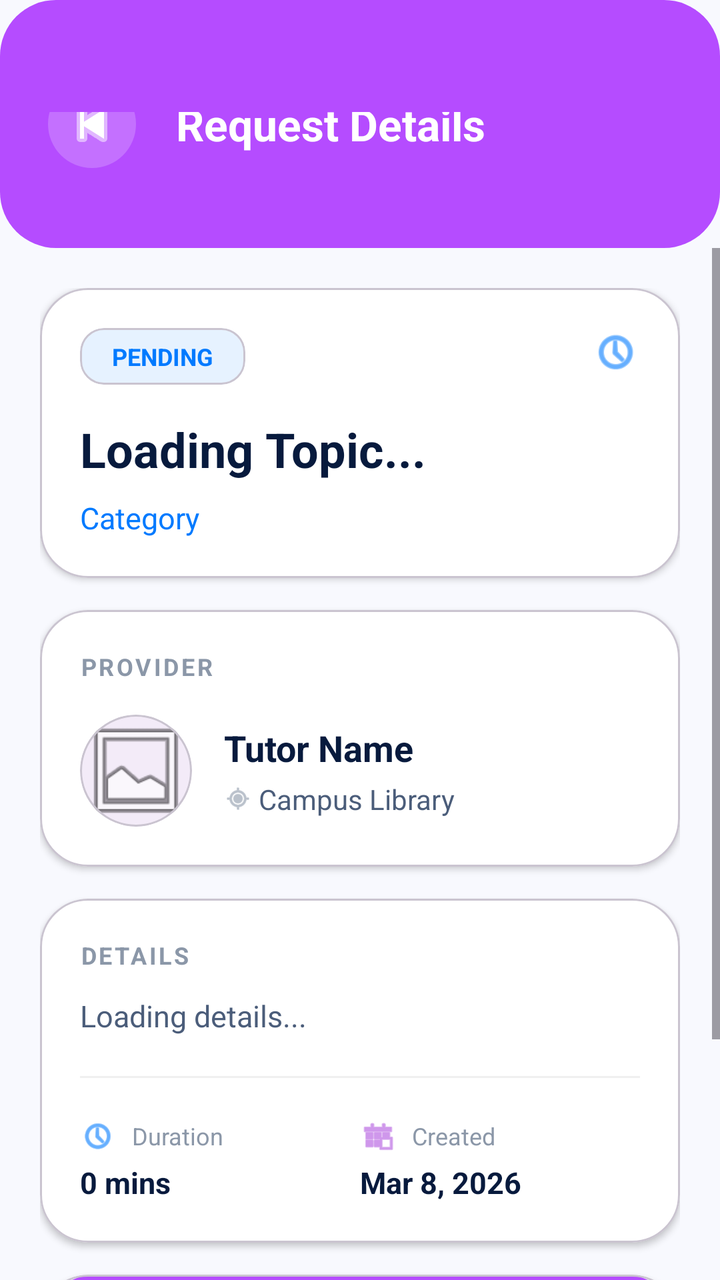
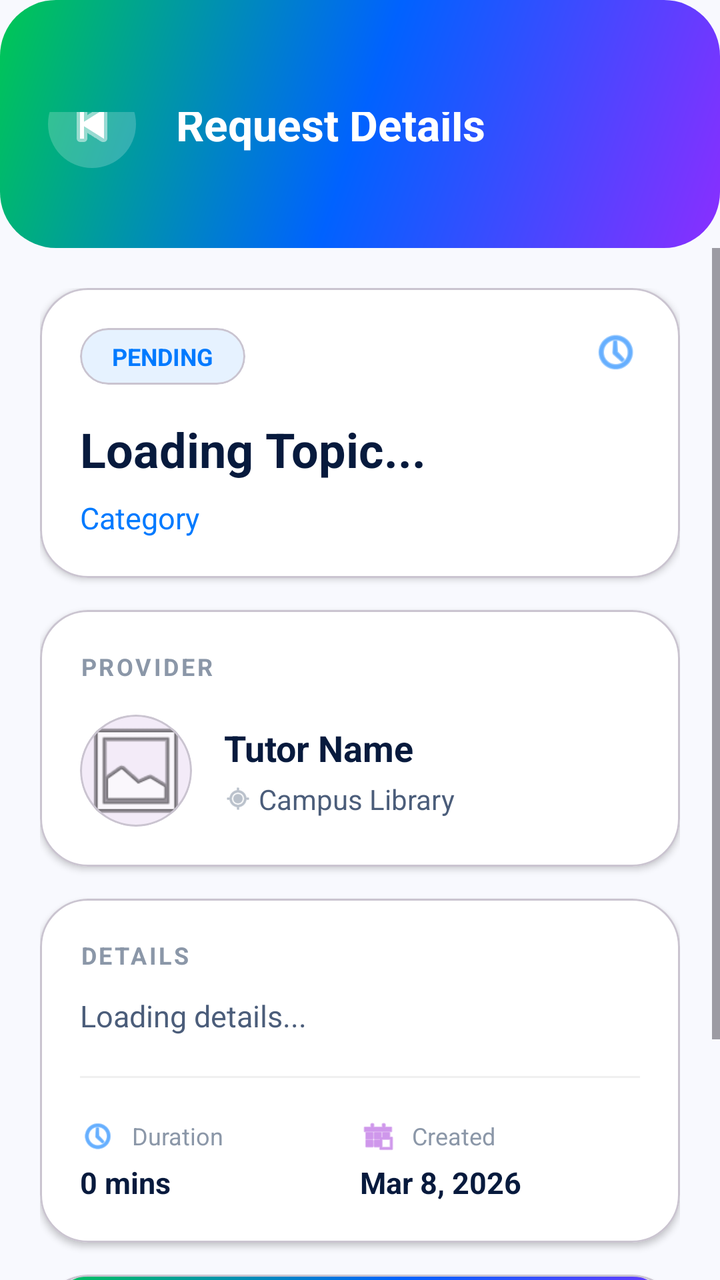

Two renders of the same Android screen: before a commit and after it. Below are the layout's source before the change and the commit's diff.
<!-- AndroidManifest.xml: application theme Theme.PeerTutoringApollo -->
<!-- res/layout/activity_request_detail.xml -->
<?xml version="1.0" encoding="utf-8"?>
<LinearLayout xmlns:android="http://schemas.android.com/apk/res/android"
    xmlns:app="http://schemas.android.com/apk/res-auto"
    android:layout_width="match_parent"
    android:layout_height="match_parent"
    android:orientation="vertical"
    android:background="#F8F9FE">

    <RelativeLayout
        android:layout_width="match_parent"
        android:layout_height="wrap_content"
        android:background="@drawable/bg_button_gradient"
        android:paddingTop="56dp"
        android:paddingBottom="24dp"
        android:paddingHorizontal="24dp">

        <ImageButton
            android:id="@+id/btnBack"
            android:layout_width="44dp"
            android:layout_height="44dp"
            android:background="@drawable/bg_circle_gradient"
            android:backgroundTint="#33FFFFFF"
            android:src="@android:drawable/ic_media_previous"
            app:tint="#FFFFFF"
            android:layout_centerVertical="true" />

        <TextView
            android:layout_width="wrap_content"
            android:layout_height="wrap_content"
            android:text="Request Details"
            android:textColor="#FFFFFF"
            android:textSize="22sp"
            android:textStyle="bold"
            android:layout_centerVertical="true"
            android:layout_marginStart="64dp" />
    </RelativeLayout>

    <ScrollView
        android:layout_width="match_parent"
        android:layout_height="0dp"
        android:layout_weight="1"
        android:fillViewport="true">

        <LinearLayout
            android:layout_width="match_parent"
            android:layout_height="wrap_content"
            android:orientation="vertical"
            android:padding="20dp">

            <com.google.android.material.card.MaterialCardView
                android:layout_width="match_parent"
                android:layout_height="wrap_content"
                android:layout_marginBottom="16dp"
                app:cardCornerRadius="24dp"
                app:cardBackgroundColor="#FFFFFF"
                app:cardElevation="2dp">

                <LinearLayout
                    android:layout_width="match_parent"
                    android:layout_height="wrap_content"
                    android:orientation="vertical"
                    android:padding="20dp">

                    <RelativeLayout android:layout_width="match_parent" android:layout_height="wrap_content">
                        <com.google.android.material.card.MaterialCardView
                            android:id="@+id/cardStatusBadge"
                            android:layout_width="wrap_content"
                            android:layout_height="wrap_content"
                            app:cardCornerRadius="12dp"
                            app:cardBackgroundColor="#E6F2FF"
                            app:cardElevation="0dp">
                            <TextView
                                android:id="@+id/tvStatusBadge"
                                android:layout_width="wrap_content"
                                android:layout_height="wrap_content"
                                android:paddingHorizontal="16dp"
                                android:paddingVertical="6dp"
                                android:text="PENDING"
                                android:textColor="#007AFF"
                                android:textSize="12sp"
                                android:textStyle="bold" />
                        </com.google.android.material.card.MaterialCardView>

                        <ImageView
                            android:layout_width="24dp"
                            android:layout_height="24dp"
                            android:layout_alignParentEnd="true"
                            android:src="@android:drawable/ic_menu_recent_history"
                            app:tint="#007AFF" />
                    </RelativeLayout>

                    <TextView
                        android:id="@+id/tvTopic"
                        android:layout_width="match_parent"
                        android:layout_height="wrap_content"
                        android:layout_marginTop="16dp"
                        android:text="Loading Topic..."
                        android:textColor="#071A3D"
                        android:textSize="24sp"
                        android:textStyle="bold" />

                    <TextView
                        android:id="@+id/tvCategory"
                        android:layout_width="wrap_content"
                        android:layout_height="wrap_content"
                        android:layout_marginTop="8dp"
                        android:text="Category"
                        android:textColor="#007AFF"
                        android:textSize="15sp" />
                </LinearLayout>
            </com.google.android.material.card.MaterialCardView>

            <com.google.android.material.card.MaterialCardView
                android:layout_width="match_parent"
                android:layout_height="wrap_content"
                android:layout_marginBottom="16dp"
                app:cardCornerRadius="24dp"
                app:cardBackgroundColor="#FFFFFF"
                app:cardElevation="2dp">

                <LinearLayout
                    android:layout_width="match_parent"
                    android:layout_height="wrap_content"
                    android:orientation="vertical"
                    android:padding="20dp">

                    <TextView
                        android:layout_width="wrap_content"
                        android:layout_height="wrap_content"
                        android:text="PROVIDER"
                        android:textColor="#8B97A8"
                        android:textSize="12sp"
                        android:textStyle="bold"
                        android:letterSpacing="0.1" />

                    <LinearLayout
                        android:layout_width="match_parent"
                        android:layout_height="wrap_content"
                        android:orientation="horizontal"
                        android:gravity="center_vertical"
                        android:layout_marginTop="16dp">

                        <com.google.android.material.card.MaterialCardView
                            android:layout_width="56dp"
                            android:layout_height="56dp"
                            app:cardCornerRadius="28dp"
                            app:cardElevation="0dp">
                            <ImageView
                                android:id="@+id/imgProvider"
                                android:layout_width="match_parent"
                                android:layout_height="match_parent"
                                android:src="@android:drawable/ic_menu_gallery"
                                android:scaleType="centerCrop" />
                        </com.google.android.material.card.MaterialCardView>

                        <LinearLayout
                            android:layout_width="wrap_content"
                            android:layout_height="wrap_content"
                            android:orientation="vertical"
                            android:layout_marginStart="16dp">
                            <TextView
                                android:id="@+id/tvProviderName"
                                android:layout_width="wrap_content"
                                android:layout_height="wrap_content"
                                android:text="Tutor Name"
                                android:textColor="#071A3D"
                                android:textSize="18sp"
                                android:textStyle="bold" />
                            <LinearLayout android:layout_width="wrap_content" android:layout_height="wrap_content" android:orientation="horizontal" android:gravity="center_vertical" android:layout_marginTop="4dp">
                                <ImageView android:layout_width="14dp" android:layout_height="14dp" android:src="@android:drawable/ic_menu_mylocation" app:tint="#8B97A8" />
                                <TextView android:id="@+id/tvLocation" android:layout_width="wrap_content" android:layout_height="wrap_content" android:text=" Campus Library" android:textColor="#4B5D7A" android:textSize="14sp" />
                            </LinearLayout>
                        </LinearLayout>
                    </LinearLayout>
                </LinearLayout>
            </com.google.android.material.card.MaterialCardView>

            <com.google.android.material.card.MaterialCardView
                android:layout_width="match_parent"
                android:layout_height="wrap_content"
                android:layout_marginBottom="16dp"
                app:cardCornerRadius="24dp"
                app:cardBackgroundColor="#FFFFFF"
                app:cardElevation="2dp">

                <LinearLayout
                    android:layout_width="match_parent"
                    android:layout_height="wrap_content"
                    android:orientation="vertical"
                    android:padding="20dp">

                    <TextView
                        android:layout_width="wrap_content"
                        android:layout_height="wrap_content"
                        android:text="DETAILS"
                        android:textColor="#8B97A8"
                        android:textSize="12sp"
                        android:textStyle="bold"
                        android:letterSpacing="0.1" />

                    <TextView
                        android:id="@+id/tvDetails"
                        android:layout_width="match_parent"
                        android:layout_height="wrap_content"
                        android:layout_marginTop="12dp"
                        android:text="Loading details..."
                        android:textColor="#4B5D7A"
                        android:textSize="15sp"
                        android:lineSpacingExtra="4dp" />

                    <View android:layout_width="match_parent" android:layout_height="1dp" android:background="#F0F0F0" android:layout_marginVertical="20dp" />

                    <LinearLayout android:layout_width="match_parent" android:layout_height="wrap_content" android:orientation="horizontal">
                        <LinearLayout android:layout_width="0dp" android:layout_height="wrap_content" android:layout_weight="1" android:orientation="vertical">
                            <LinearLayout android:layout_width="wrap_content" android:layout_height="wrap_content" android:orientation="horizontal" android:gravity="center_vertical">
                                <ImageView android:layout_width="18dp" android:layout_height="18dp" android:src="@android:drawable/ic_menu_recent_history" app:tint="#007AFF" />
                                <TextView android:layout_width="wrap_content" android:layout_height="wrap_content" android:layout_marginStart="8dp" android:text="Duration" android:textColor="#8B97A8" android:textSize="12sp" />
                            </LinearLayout>
                            <TextView android:id="@+id/tvDuration" android:layout_width="wrap_content" android:layout_height="wrap_content" android:layout_marginTop="4dp" android:text="0 mins" android:textColor="#071A3D" android:textSize="15sp" android:textStyle="bold" />
                        </LinearLayout>

                        <LinearLayout android:layout_width="0dp" android:layout_height="wrap_content" android:layout_weight="1" android:orientation="vertical">
                            <LinearLayout android:layout_width="wrap_content" android:layout_height="wrap_content" android:orientation="horizontal" android:gravity="center_vertical">
                                <ImageView android:layout_width="18dp" android:layout_height="18dp" android:src="@android:drawable/ic_menu_today" app:tint="#AF52DE" />
                                <TextView android:layout_width="wrap_content" android:layout_height="wrap_content" android:layout_marginStart="8dp" android:text="Created" android:textColor="#8B97A8" android:textSize="12sp" />
                            </LinearLayout>
                            <TextView android:id="@+id/tvCreated" android:layout_width="wrap_content" android:layout_height="wrap_content" android:layout_marginTop="4dp" android:text="Mar 8, 2026" android:textColor="#071A3D" android:textSize="15sp" android:textStyle="bold" />
                        </LinearLayout>
                    </LinearLayout>
                </LinearLayout>
            </com.google.android.material.card.MaterialCardView>

            <com.google.android.material.card.MaterialCardView
                android:layout_width="match_parent"
                android:layout_height="wrap_content"
                android:layout_marginBottom="24dp"
                app:cardCornerRadius="24dp"
                app:cardElevation="4dp">
                <LinearLayout
                    android:layout_width="match_parent"
                    android:layout_height="wrap_content"
                    android:orientation="vertical"
                    android:background="@drawable/bg_button_gradient"
                    android:padding="20dp">
                    <TextView android:layout_width="wrap_content" android:layout_height="wrap_content" android:text="Total Amount" android:textColor="#CCFFFFFF" android:textSize="14sp" />
                    <RelativeLayout android:layout_width="match_parent" android:layout_height="wrap_content" android:layout_marginTop="8dp">
                        <LinearLayout android:layout_width="wrap_content" android:layout_height="wrap_content" android:orientation="horizontal" android:gravity="center_vertical">
                            <TextView android:layout_width="wrap_content" android:layout_height="wrap_content" android:text="🪙" android:textSize="24sp" />
                            <TextView android:id="@+id/tvTokens" android:layout_width="wrap_content" android:layout_height="wrap_content" android:layout_marginStart="12dp" android:text="0" android:textColor="#FFFFFF" android:textSize="36sp" android:textStyle="bold" />
                        </LinearLayout>
                        <TextView android:layout_width="wrap_content" android:layout_height="wrap_content" android:layout_alignParentEnd="true" android:layout_centerVertical="true" android:text="Tokens" android:textColor="#CCFFFFFF" android:textSize="14sp" />
                    </RelativeLayout>
                </LinearLayout>
            </com.google.android.material.card.MaterialCardView>

            <Button
                android:id="@+id/btnCancelRequest"
                android:layout_width="match_parent"
                android:layout_height="64dp"
                android:layout_marginBottom="12dp"
                android:backgroundTint="#FF3B30"
                android:text="✕  Cancel Request"
                android:textAllCaps="false"
                android:textColor="#FFFFFF"
                android:textSize="18sp"
                android:textStyle="bold"
                app:cornerRadius="32dp"
                android:visibility="gone" />

            
            <Button
                android:id="@+id/btnReschedule"
                android:layout_width="match_parent"
                android:layout_height="56dp"
                android:layout_marginBottom="12dp"
                android:backgroundTint="#8A2EFF"
                android:text="Reschedule Session"
                android:textAllCaps="false"
                android:textColor="#FFFFFF"
                android:textSize="16sp"
                android:textStyle="bold"
                app:cornerRadius="28dp"
                android:visibility="gone" />

            
            <Button
                android:id="@+id/btnMarkComplete"
                android:layout_width="match_parent"
                android:layout_height="56dp"
                android:layout_marginBottom="40dp"
                android:backgroundTint="#089A3C"
                android:text="✓  Mark as Complete"
                android:textAllCaps="false"
                android:textColor="#FFFFFF"
                android:textSize="16sp"
                android:textStyle="bold"
                app:cornerRadius="28dp"
                android:visibility="gone" />

            <LinearLayout
                android:id="@+id/layoutProviderList"
                android:layout_width="match_parent"
                android:layout_height="wrap_content"
                android:orientation="vertical"
                android:visibility="gone">
                <TextView
                    android:layout_width="wrap_content"
                    android:layout_height="wrap_content"
                    android:text="OFFERS"
                    android:textColor="#8B97A8"
                    android:textSize="12sp"
                    android:textStyle="bold"
                    android:letterSpacing="0.1"
                    android:layout_marginBottom="12dp" />
                <LinearLayout
                    android:id="@+id/layoutOfferContainer"
                    android:layout_width="match_parent"
                    android:layout_height="wrap_content"
                    android:orientation="vertical" />
            </LinearLayout>

            <LinearLayout
                android:id="@+id/layoutTutorActions"
                android:layout_width="match_parent"
                android:layout_height="wrap_content"
                android:orientation="vertical"
                android:visibility="gone">
                <Button android:id="@+id/btnAcceptRequest" android:layout_width="match_parent" android:layout_height="56dp" android:text="Accept" android:layout_marginBottom="8dp" />
                <Button android:id="@+id/btnCounterOffer" android:layout_width="match_parent" android:layout_height="56dp" android:text="Counter" android:layout_marginBottom="8dp" />
                <Button android:id="@+id/btnDeclineRequest" android:layout_width="match_parent" android:layout_height="56dp" android:text="Decline" />
            </LinearLayout>

            
            <Button
                android:id="@+id/btnAddNotes"
                android:layout_width="match_parent"
                android:layout_height="56dp"
                android:layout_marginTop="12dp"
                android:layout_marginBottom="8dp"
                android:text="📝  Add Session Notes"
                android:textColor="#FFFFFF"
                android:textSize="15sp"
                android:textStyle="bold"
                android:background="@drawable/bg_button_gradient"
                android:visibility="gone"
                app:backgroundTint="@null"
                app:cornerRadius="28dp" />

            
            <Button
                android:id="@+id/btnRateReview"
                android:layout_width="match_parent"
                android:layout_height="56dp"
                android:layout_marginBottom="40dp"
                android:text="⭐  Rate &amp; Review Tutor"
                android:textColor="#FFFFFF"
                android:textSize="15sp"
                android:textStyle="bold"
                android:backgroundTint="#FFB300"
                android:visibility="gone"
                app:cornerRadius="28dp" />

        </LinearLayout>
    </ScrollView>
</LinearLayout>
<!-- resources referenced by this layout -->
<resources>
  <!-- drawable bg_button_gradient (drawable) -->
  <?xml version="1.0" encoding="utf-8"?>
  <shape xmlns:android="http://schemas.android.com/apk/res/android">
      <gradient
          android:startColor="#B54CFF"
          android:endColor="#B54CFF"
          android:angle="0" />
      <corners android:radius="28dp" />
  </shape>
  <!-- drawable bg_circle_gradient (drawable) -->
  <?xml version="1.0" encoding="utf-8"?>
  <shape xmlns:android="http://schemas.android.com/apk/res/android" android:shape="oval">
      <gradient
          android:startColor="#A86EFF"
          android:endColor="#5D8CFF"
          android:angle="45" />
  </shape>
  <style name="Theme.PeerTutoringApollo" parent="Base.Theme.PeerTutoringApollo" />
  <style name="Base.Theme.PeerTutoringApollo" parent="Theme.Material3.DayNight.NoActionBar">
          
          
      </style>
</resources>

<!-- the commit's change to res/layout/activity_request_detail.xml (unified diff, before → after) -->
@@ -66,7 +66,7 @@
                             android:id="@+id/cardStatusBadge"
                             android:layout_width="wrap_content"
                             android:layout_height="wrap_content"
-                            app:cardCornerRadius="12dp"
+                            app:cardCornerRadius="16dp"
                             app:cardBackgroundColor="#E6F2FF"
                             app:cardElevation="0dp">
                             <TextView
@@ -235,7 +235,7 @@
                 android:layout_height="wrap_content"
                 android:layout_marginBottom="24dp"
                 app:cardCornerRadius="24dp"
-                app:cardElevation="4dp">
+                app:cardElevation="2dp">
                 <LinearLayout
                     android:layout_width="match_parent"
                     android:layout_height="wrap_content"
@@ -273,7 +273,7 @@
                 android:layout_width="match_parent"
                 android:layout_height="56dp"
                 android:layout_marginBottom="12dp"
-                android:backgroundTint="#8A2EFF"
+                android:background="@drawable/bg_button_gradient" app:backgroundTint="@null"
                 android:text="Reschedule Session"
                 android:textAllCaps="false"
                 android:textColor="#FFFFFF"
<!-- resource entries referenced after the edit -->
@@ -4,9 +4,10 @@
   <?xml version="1.0" encoding="utf-8"?>
   <shape xmlns:android="http://schemas.android.com/apk/res/android">
       <gradient
-          android:startColor="#B54CFF"
-          android:endColor="#B54CFF"
-          android:angle="0" />
+          android:startColor="#8A2EFF"
+          android:centerColor="#0062FF"
+          android:endColor="#00C853"
+          android:angle="135" />
       <corners android:radius="28dp" />
   </shape>
   <!-- drawable bg_circle_gradient (drawable) -->
